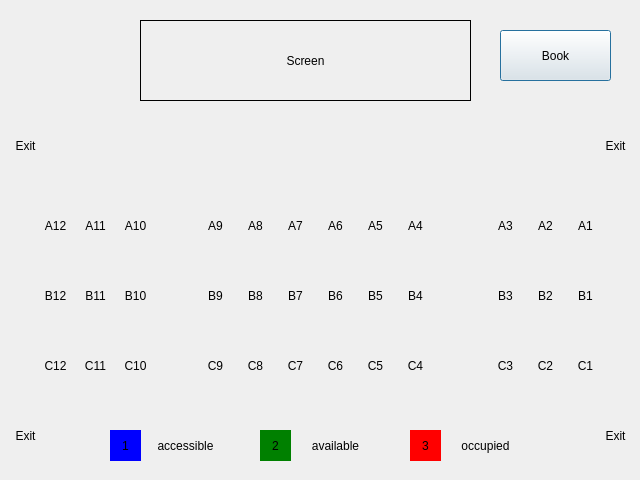
leejm17/ICT1009-In4B00king, file In4B00king/diamondhall.ui: the form before one commit.
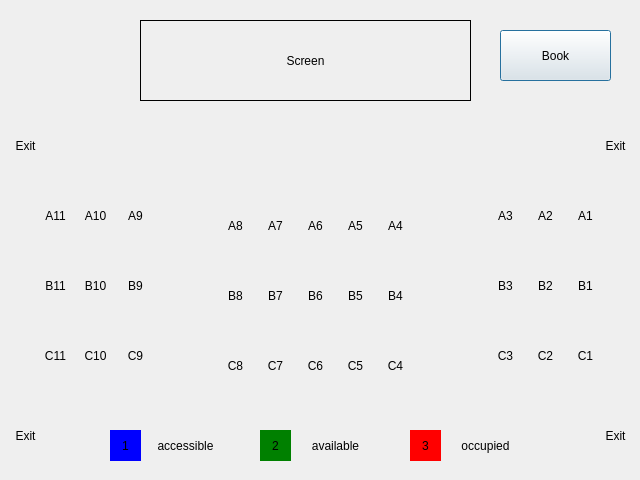
The form after the commit.

The edit to the form file:
```diff
--- a/In4B00king/diamondhall.ui
+++ b/In4B00king/diamondhall.ui
@@ -16,7 +16,7 @@
   <widget class="QLabel" name="sc5">
    <property name="geometry">
     <rect>
-     <x>360</x>
+     <x>340</x>
      <y>350</y>
      <width>31</width>
      <height>31</height>
@@ -33,7 +33,7 @@
    <property name="geometry">
     <rect>
      <x>570</x>
-     <y>350</y>
+     <y>340</y>
      <width>31</width>
      <height>31</height>
     </rect>
@@ -48,7 +48,7 @@
   <widget class="QLabel" name="sc6">
    <property name="geometry">
     <rect>
-     <x>320</x>
+     <x>300</x>
      <y>350</y>
      <width>31</width>
      <height>31</height>
@@ -84,7 +84,7 @@
    <property name="geometry">
     <rect>
      <x>530</x>
-     <y>280</y>
+     <y>270</y>
      <width>31</width>
      <height>31</height>
     </rect>
@@ -100,7 +100,7 @@
    <property name="geometry">
     <rect>
      <x>490</x>
-     <y>350</y>
+     <y>340</y>
      <width>31</width>
      <height>31</height>
     </rect>
@@ -116,7 +116,7 @@
    <property name="geometry">
     <rect>
      <x>570</x>
-     <y>210</y>
+     <y>200</y>
      <width>31</width>
      <height>31</height>
     </rect>
@@ -164,7 +164,7 @@
    <property name="geometry">
     <rect>
      <x>490</x>
-     <y>280</y>
+     <y>270</y>
      <width>31</width>
      <height>31</height>
     </rect>
@@ -180,7 +180,7 @@
    <property name="geometry">
     <rect>
      <x>530</x>
-     <y>350</y>
+     <y>340</y>
      <width>31</width>
      <height>31</height>
     </rect>
@@ -211,7 +211,7 @@
   <widget class="QLabel" name="sa8">
    <property name="geometry">
     <rect>
-     <x>240</x>
+     <x>220</x>
      <y>210</y>
      <width>31</width>
      <height>31</height>
@@ -227,8 +227,8 @@
   <widget class="QLabel" name="sc11">
    <property name="geometry">
     <rect>
-     <x>80</x>
-     <y>350</y>
+     <x>40</x>
+     <y>340</y>
      <width>31</width>
      <height>31</height>
     </rect>
@@ -243,8 +243,8 @@
   <widget class="QLabel" name="sa10">
    <property name="geometry">
     <rect>
-     <x>120</x>
-     <y>210</y>
+     <x>80</x>
+     <y>200</y>
      <width>31</width>
      <height>31</height>
     </rect>
@@ -260,7 +260,7 @@
    <property name="geometry">
     <rect>
      <x>490</x>
-     <y>210</y>
+     <y>200</y>
      <width>31</width>
      <height>31</height>
     </rect>
@@ -276,7 +276,7 @@
    <property name="geometry">
     <rect>
      <x>530</x>
-     <y>210</y>
+     <y>200</y>
      <width>31</width>
      <height>31</height>
     </rect>
@@ -291,8 +291,8 @@
   <widget class="QLabel" name="sb9">
    <property name="geometry">
     <rect>
-     <x>200</x>
-     <y>280</y>
+     <x>120</x>
+     <y>270</y>
      <width>31</width>
      <height>31</height>
     </rect>
@@ -307,8 +307,8 @@
   <widget class="QLabel" name="sc10">
    <property name="geometry">
     <rect>
-     <x>120</x>
-     <y>350</y>
+     <x>80</x>
+     <y>340</y>
      <width>31</width>
      <height>31</height>
     </rect>
@@ -323,8 +323,8 @@
   <widget class="QLabel" name="sc9">
    <property name="geometry">
     <rect>
-     <x>200</x>
-     <y>350</y>
+     <x>120</x>
+     <y>340</y>
      <width>31</width>
      <height>31</height>
     </rect>
@@ -339,7 +339,7 @@
   <widget class="QLabel" name="sb7">
    <property name="geometry">
     <rect>
-     <x>280</x>
+     <x>260</x>
      <y>280</y>
      <width>31</width>
      <height>31</height>
@@ -355,8 +355,8 @@
   <widget class="QLabel" name="sa11">
    <property name="geometry">
     <rect>
-     <x>80</x>
-     <y>210</y>
+     <x>40</x>
+     <y>200</y>
      <width>31</width>
      <height>31</height>
     </rect>
@@ -368,27 +368,11 @@
     <set>Qt::AlignCenter</set>
    </property>
   </widget>
-  <widget class="QLabel" name="sb12">
-   <property name="geometry">
-    <rect>
-     <x>40</x>
-     <y>280</y>
-     <width>31</width>
-     <height>31</height>
-    </rect>
-   </property>
-   <property name="text">
-    <string>B12</string>
-   </property>
-   <property name="alignment">
-    <set>Qt::AlignCenter</set>
-   </property>
-  </widget>
   <widget class="QLabel" name="sb11">
    <property name="geometry">
     <rect>
-     <x>80</x>
-     <y>280</y>
+     <x>40</x>
+     <y>270</y>
      <width>31</width>
      <height>31</height>
     </rect>
@@ -403,7 +387,7 @@
   <widget class="QLabel" name="sc4">
    <property name="geometry">
     <rect>
-     <x>400</x>
+     <x>380</x>
      <y>350</y>
      <width>31</width>
      <height>31</height>
@@ -419,8 +403,8 @@
   <widget class="QLabel" name="sb10">
    <property name="geometry">
     <rect>
-     <x>120</x>
-     <y>280</y>
+     <x>80</x>
+     <y>270</y>
      <width>31</width>
      <height>31</height>
     </rect>
@@ -435,7 +419,7 @@
   <widget class="QLabel" name="sa5">
    <property name="geometry">
     <rect>
-     <x>360</x>
+     <x>340</x>
      <y>210</y>
      <width>31</width>
      <height>31</height>
@@ -451,7 +435,7 @@
   <widget class="QLabel" name="sc8">
    <property name="geometry">
     <rect>
-     <x>240</x>
+     <x>220</x>
      <y>350</y>
      <width>31</width>
      <height>31</height>
@@ -468,7 +452,7 @@
    <property name="geometry">
     <rect>
      <x>570</x>
-     <y>280</y>
+     <y>270</y>
      <width>31</width>
      <height>31</height>
     </rect>
@@ -483,7 +467,7 @@
   <widget class="QLabel" name="sa7">
    <property name="geometry">
     <rect>
-     <x>280</x>
+     <x>260</x>
      <y>210</y>
      <width>31</width>
      <height>31</height>
@@ -499,7 +483,7 @@
   <widget class="QLabel" name="sb6">
    <property name="geometry">
     <rect>
-     <x>320</x>
+     <x>300</x>
      <y>280</y>
      <width>31</width>
      <height>31</height>
@@ -515,7 +499,7 @@
   <widget class="QLabel" name="sa6">
    <property name="geometry">
     <rect>
-     <x>320</x>
+     <x>300</x>
      <y>210</y>
      <width>31</width>
      <height>31</height>
@@ -531,7 +515,7 @@
   <widget class="QLabel" name="sb5">
    <property name="geometry">
     <rect>
-     <x>360</x>
+     <x>340</x>
      <y>280</y>
      <width>31</width>
      <height>31</height>
@@ -547,7 +531,7 @@
   <widget class="QLabel" name="sc7">
    <property name="geometry">
     <rect>
-     <x>280</x>
+     <x>260</x>
      <y>350</y>
      <width>31</width>
      <height>31</height>
@@ -563,7 +547,7 @@
   <widget class="QLabel" name="sa4">
    <property name="geometry">
     <rect>
-     <x>400</x>
+     <x>380</x>
      <y>210</y>
      <width>31</width>
      <height>31</height>
@@ -579,7 +563,7 @@
   <widget class="QLabel" name="sb4">
    <property name="geometry">
     <rect>
-     <x>400</x>
+     <x>380</x>
      <y>280</y>
      <width>31</width>
      <height>31</height>
@@ -595,7 +579,7 @@
   <widget class="QLabel" name="sb8">
    <property name="geometry">
     <rect>
-     <x>240</x>
+     <x>220</x>
      <y>280</y>
      <width>31</width>
      <height>31</height>
@@ -624,27 +608,11 @@
     <set>Qt::AlignCenter</set>
    </property>
   </widget>
-  <widget class="QLabel" name="sc12">
-   <property name="geometry">
-    <rect>
-     <x>40</x>
-     <y>350</y>
-     <width>31</width>
-     <height>31</height>
-    </rect>
-   </property>
-   <property name="text">
-    <string>C12</string>
-   </property>
-   <property name="alignment">
-    <set>Qt::AlignCenter</set>
-   </property>
-  </widget>
   <widget class="QLabel" name="sa9">
    <property name="geometry">
     <rect>
-     <x>200</x>
-     <y>210</y>
+     <x>120</x>
+     <y>200</y>
      <width>31</width>
      <height>31</height>
     </rect>
@@ -656,22 +624,6 @@
     <set>Qt::AlignCenter</set>
    </property>
   </widget>
-  <widget class="QLabel" name="sa12">
-   <property name="geometry">
-    <rect>
-     <x>40</x>
-     <y>210</y>
-     <width>31</width>
-     <height>31</height>
-    </rect>
-   </property>
-   <property name="text">
-    <string>A12</string>
-   </property>
-   <property name="alignment">
-    <set>Qt::AlignCenter</set>
-   </property>
-  </widget>
   <widget class="QPushButton" name="book">
    <property name="geometry">
     <rect>
```
